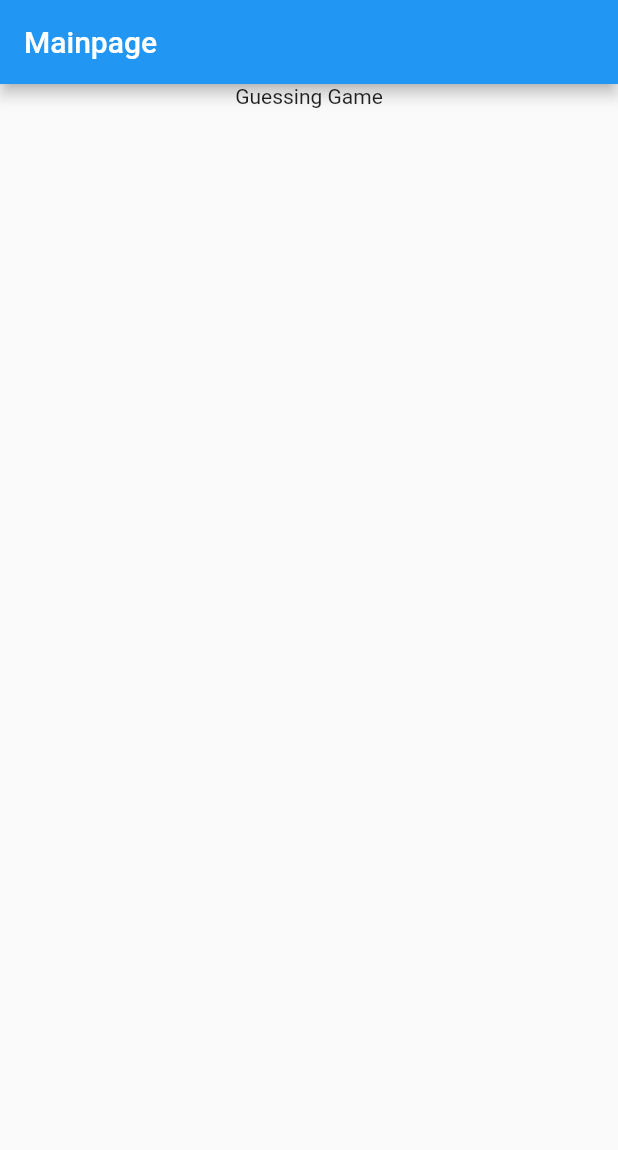
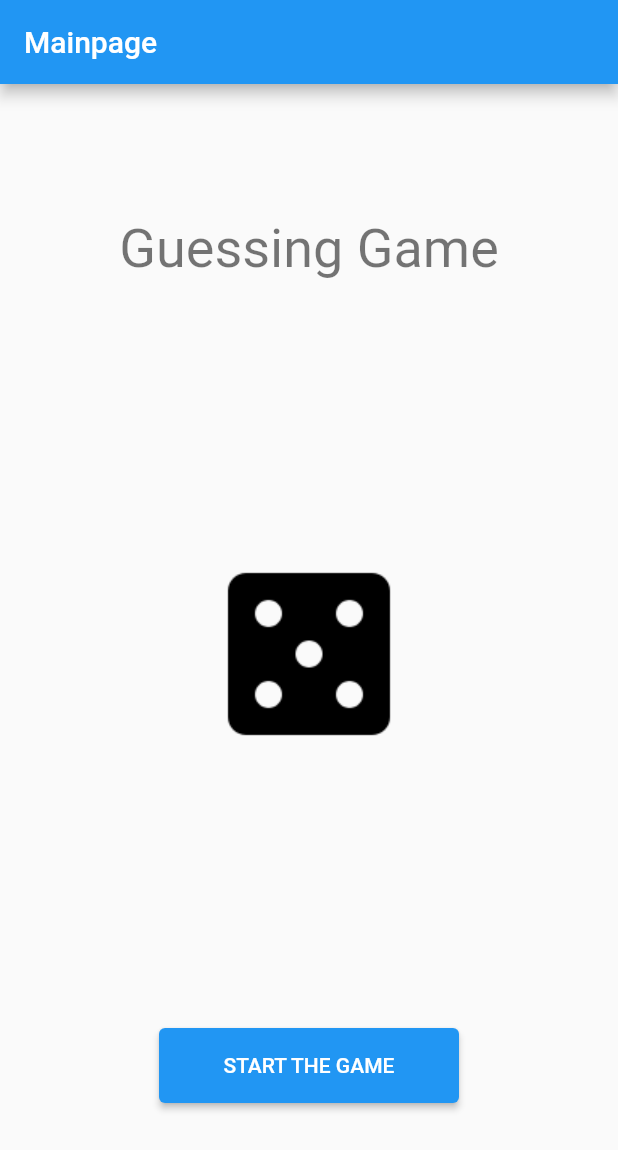
Before and after one commit to BerkayAkdenx/GuessTheNumber, a Flutter app: the screen it shows after launch, on a phone screen of 412 x 824 dp. Shown: the top 1150 px of the screen. Run offline on Flutter 3.47's test engine with Material 2 defaults, Android fonts, the phone set to English and light mode, and no system bars.

Commit message:
the design is complete

```diff
--- a/lib/main.dart
+++ b/lib/main.dart
@@ -1,5 +1,6 @@
 import 'package:flutter/material.dart';
 import 'package:guess_the_number/views/MyHomePage.dart';
+
 void main() {
   runApp(const MyApp());
 }
@@ -10,6 +11,7 @@ class MyApp extends StatelessWidget {
   @override
   Widget build(BuildContext context) {
     return MaterialApp(
+      debugShowCheckedModeBanner: false,
       title: 'Flutter Demo',
       theme: ThemeData(
         primarySwatch: Colors.blue,
--- a/lib/views/MyHomePage.dart
+++ b/lib/views/MyHomePage.dart
@@ -1,4 +1,5 @@
 import 'package:flutter/material.dart';
+import 'package:guess_the_number/views/GuessScreenPage.dart';
 
 class MyHomePage extends StatefulWidget {
   const MyHomePage({Key? key}) : super(key: key);
@@ -11,13 +12,28 @@ class _MyHomePageState extends State<MyHomePage> {
   @override
   Widget build(BuildContext context) {
     return Scaffold(
-      appBar:AppBar(
+      appBar: AppBar(
         title: Text("Mainpage"),
       ),
       body: Center(
         child: Column(
+          mainAxisAlignment: MainAxisAlignment.spaceAround,
           children: [
-            Text("Guessing Game"),
+            Text("Guessing Game",
+                style: TextStyle(color: Colors.black54, fontSize: 36)),
+            Image.asset("images/zar_resim.png"),
+            SizedBox(
+              width: 200,
+              height: 50,
+              child: ElevatedButton(
+                  onPressed: () {
+                    Navigator.push(
+                        context,
+                        MaterialPageRoute(
+                            builder: (context) => GuessScreenPage()));
+                  },
+                  child: Text("START THE GAME")),
+            )
           ],
         ),
       ),
```
Also changed, not shown: lib/views/GuessScreenPage.dart (+50 -1 lines), lib/views/ResultScreenPage.dart (+25 -1 lines), pubspec.yaml (+4 -3 lines), images/mutlu_resim.png (renamed from lib/images/mutlu_resim.png), images/uzgun_resim.png (renamed from lib/images/uzgun_resim.png), images/zar_resim.png (renamed from lib/images/zar_resim.png).
